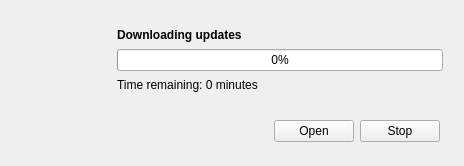
Old version of the form src/Downloader.ui in the repository alex-spataru/QSimpleUpdater.
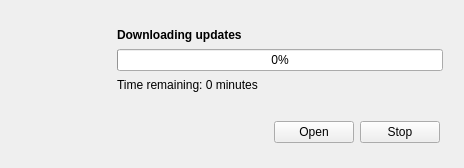
New version of the form. Icons and pictures are not drawn.

Commit message: Change downloader dialog modality

```diff
--- a/src/Downloader.ui
+++ b/src/Downloader.ui
@@ -7,7 +7,7 @@
     <x>0</x>
     <y>0</y>
     <width>464</width>
-    <height>164</height>
+    <height>168</height>
    </rect>
   </property>
   <property name="sizePolicy">
```
Left out of the diff: 3 changed lines with no effect on the pictures. The commit also changes 1 other file.
